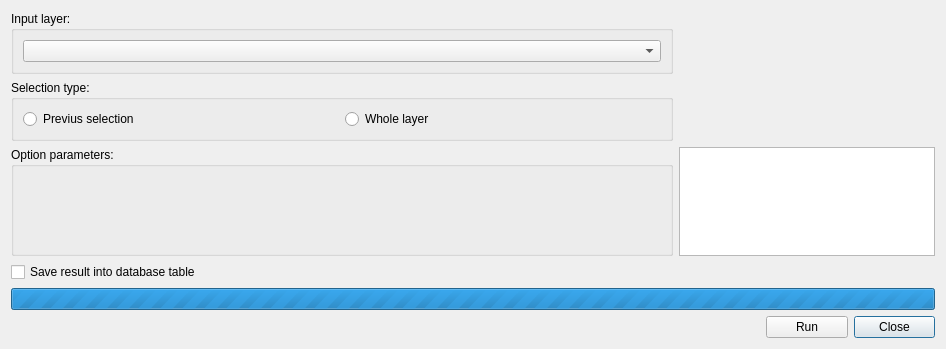
Qt form ui/api_toolbox_functions.ui (Giswater/giswater_qgis_plugin) before a commit.
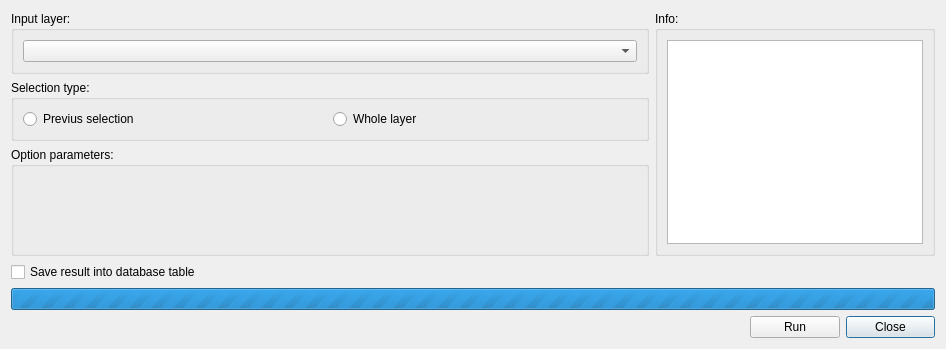
The same form after that commit.

Diff of the .ui file:
```diff
--- a/ui/api_toolbox_functions.ui
+++ b/ui/api_toolbox_functions.ui
@@ -21,16 +21,6 @@
      </property>
     </widget>
    </item>
-   <item row="2" column="1" colspan="3">
-    <widget class="QTextEdit" name="txt_info">
-     <property name="sizePolicy">
-      <sizepolicy hsizetype="Preferred" vsizetype="Preferred">
-       <horstretch>0</horstretch>
-       <verstretch>0</verstretch>
-      </sizepolicy>
-     </property>
-    </widget>
-   </item>
    <item row="3" column="0">
     <widget class="QCheckBox" name="chk_save">
      <property name="text">
@@ -157,6 +147,25 @@
      </layout>
     </widget>
    </item>
+   <item row="0" column="1" rowspan="3" colspan="3">
+    <widget class="QGroupBox" name="groupBox">
+     <property name="title">
+      <string>Info:</string>
+     </property>
+     <layout class="QVBoxLayout" name="verticalLayout">
+      <item>
+       <widget class="QTextEdit" name="txt_info">
+        <property name="sizePolicy">
+         <sizepolicy hsizetype="Preferred" vsizetype="Preferred">
+          <horstretch>0</horstretch>
+          <verstretch>0</verstretch>
+         </sizepolicy>
+        </property>
+       </widget>
+      </item>
+     </layout>
+    </widget>
+   </item>
   </layout>
  </widget>
  <resources/>
```
